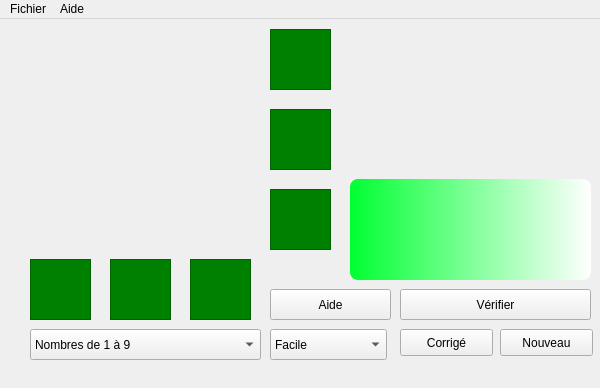
Qt form mainwindow.ui (Txikilinux/leterrier-fubuki) before a commit.
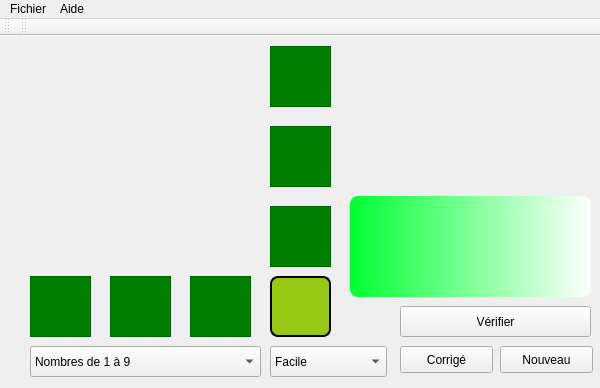
The same form after that commit. Icons and pictures are not drawn.

Commit message: boutons aides fix #762

What changed in the file:
```diff
--- a/mainwindow.ui
+++ b/mainwindow.ui
@@ -24,6 +24,7 @@
 }
 
 QLabel { background-color : green; color : yellow }
+
 QTextEdit#tedAffiche {background-color: qlineargradient(spread:pad, x1:0, y1:0, x2:1, y2:0, stop:0 rgba(0, 255, 50, 255), stop:1 rgba(255, 255, 255, 255));
 			border-radius : 8px; 
 			background-image: url(:/data_images/data/images/pagefold.png);
@@ -34,13 +35,38 @@
 						border-width : 2px;
 						border-style : solid ;
 						border-color : black; }
-
  *[flat=&quot;true&quot;]:hover{ color : red; background-color : yellow; border-radius : 8px; 
 						border-width : 2px;
 						border-style : solid ;
 						border-color : white; }
 
-</string>
+QPushButton#btnAide {
+			background-color : rgba(150, 200, 20, 255); 
+			background-image: url(:/data_images/data/images/aide.png); 
+			background-repeat: repeat-no;
+   			background-position: center;
+			border-radius : 8px; 
+						border-width : 2px;
+						border-style : solid ;
+						border-color : black; }
+QPushButton#btnAide:hover { 
+			background-color : rgba(150, 200, 20, 255); 
+			background-image: url(:/data_images/data/images/aide.png); 
+			background-repeat: repeat-no;
+   			background-position: center;
+			border-radius : 8px; 
+						border-width : 2px;
+						border-style : solid ;
+						border-color : white; }
+QPushButton#btnAide:disabled { 
+			background-color : rgba(150, 200, 20, 255); 
+			background-image: url(:/data_images/data/images/aide_minus.png); 
+			background-repeat: repeat-no;
+   			background-position: center;
+			border-radius : 8px; 
+						border-width : 2px;
+						border-style : solid ;
+						border-color : white; }</string>
    </property>
    <widget class="QPushButton" name="btnCase0">
     <property name="geometry">
@@ -708,9 +734,9 @@
     <property name="geometry">
      <rect>
       <x>270</x>
-      <y>270</y>
-      <width>121</width>
-      <height>31</height>
+      <y>240</y>
+      <width>61</width>
+      <height>61</height>
      </rect>
     </property>
     <property name="font">
@@ -720,7 +746,16 @@
      </font>
     </property>
     <property name="text">
-     <string>Aide</string>
+     <string/>
+    </property>
+    <property name="autoDefault">
+     <bool>false</bool>
+    </property>
+    <property name="default">
+     <bool>false</bool>
+    </property>
+    <property name="flat">
+     <bool>false</bool>
     </property>
    </widget>
    <widget class="QComboBox" name="cBoxSuite">
@@ -831,6 +866,28 @@
    <addaction name="menuFichier"/>
    <addaction name="menuAide"/>
   </widget>
+  <widget class="QToolBar" name="toolBar">
+   <property name="windowTitle">
+    <string>toolBar</string>
+   </property>
+   <attribute name="toolBarArea">
+    <enum>TopToolBarArea</enum>
+   </attribute>
+   <attribute name="toolBarBreak">
+    <bool>false</bool>
+   </attribute>
+  </widget>
+  <widget class="QToolBar" name="toolBar_2">
+   <property name="windowTitle">
+    <string>toolBar_2</string>
+   </property>
+   <attribute name="toolBarArea">
+    <enum>TopToolBarArea</enum>
+   </attribute>
+   <attribute name="toolBarBreak">
+    <bool>false</bool>
+   </attribute>
+  </widget>
   <action name="actionQuitter">
    <property name="text">
     <string>Quitter</string>
```
Left out of the diff: 2 changed lines with no effect on the pictures. The commit also changes 6 other files.
